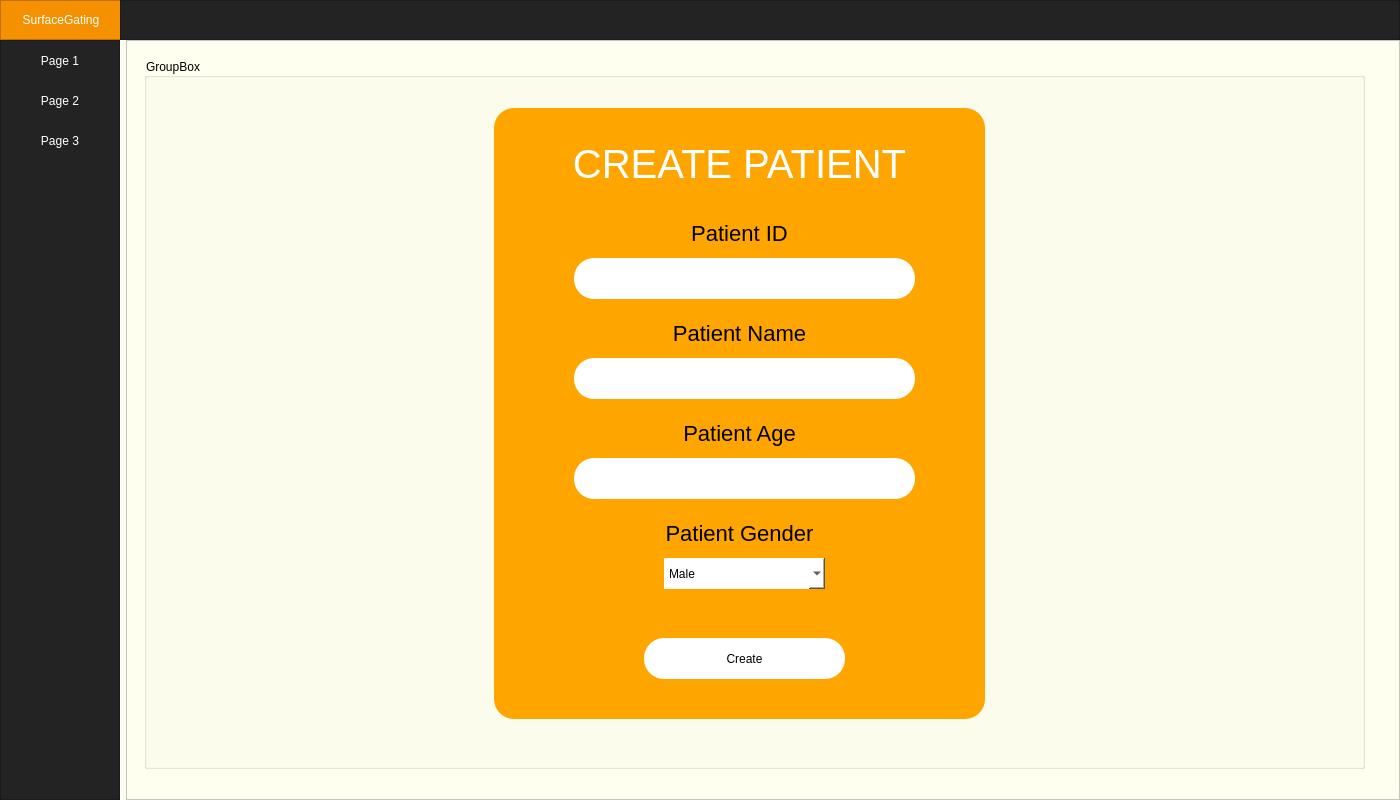
Old version of the form ui_main.ui in the repository Valdera/pyQT-RealTimePlotting.
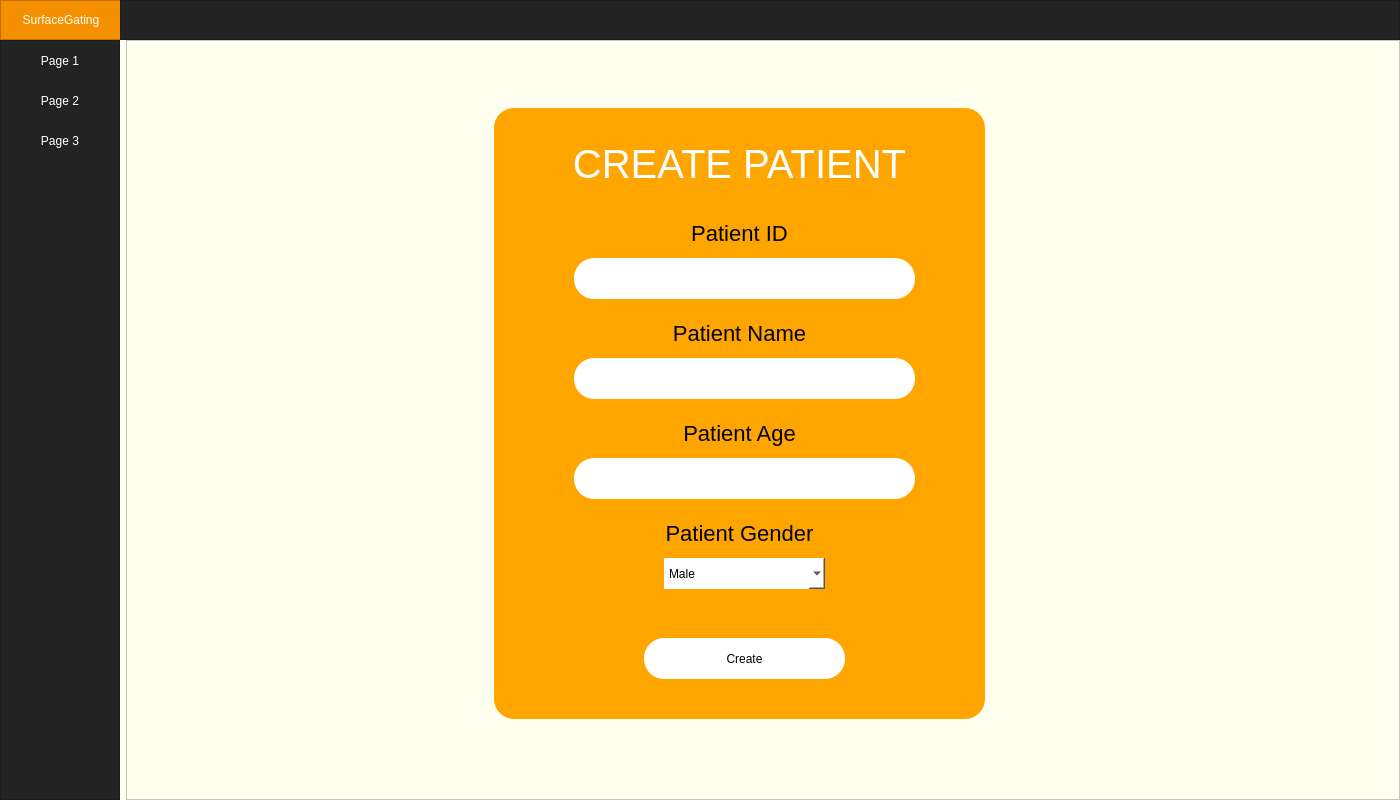
New version of the form. The open tabs and pages were chosen to show the change.

What changed in the file:
```diff
--- a/ui_main.ui
+++ b/ui_main.ui
@@ -673,8 +673,12 @@
                     <height>711</height>
                    </rect>
                   </property>
+                  <property name="styleSheet">
+                   <string notr="true">border: none;
+</string>
+                  </property>
                   <property name="title">
-                   <string>GroupBox</string>
+                   <string/>
                   </property>
                   <widget class="QFrame" name="frame_3">
                    <property name="geometry">
```
Left out of the diff: 16 changed lines with no effect on the pictures.
